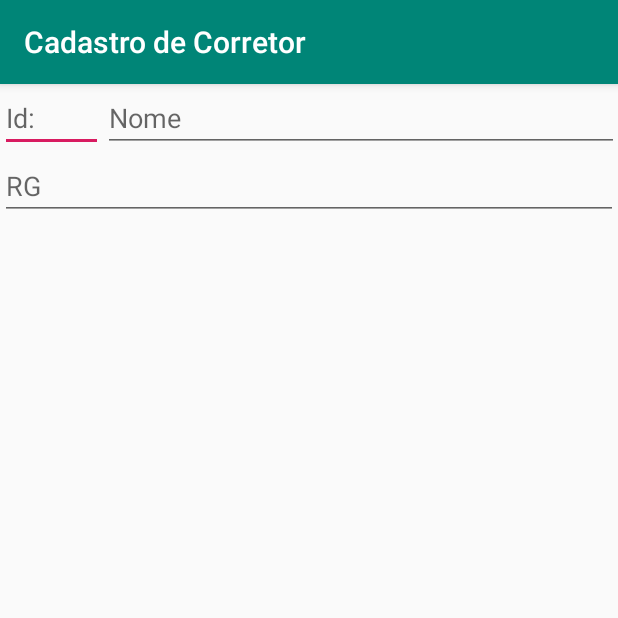
After one commit to nwmartins/imobiliaria, an Android app: the CorretorActivity screen opened directly, with no data from a screen before it, on a phone screen of 412 x 824 dp, the top half of it. The commit adds this screen. Run offline under Robolectric (Android 15) with nearby library versions, the phone set to English and light mode, and no system bars.

Commit message:
Tela Corretor Com Alguns Campos

```diff
--- a/app/src/main/AndroidManifest.xml
+++ b/app/src/main/AndroidManifest.xml
@@ -9,6 +9,11 @@
         android:roundIcon="@mipmap/ic_launcher_round"
         android:supportsRtl="true"
         android:theme="@style/AppTheme">
+        <activity
+            android:name=".CorretorActivity"
+            android:label="@string/title_activity_corretor"
+            android:theme="@style/AppTheme.NoActionBar"></activity>
+
         <meta-data
             android:name="DATABASE"
             android:value="imobiliaria.db" />
@@ -35,7 +40,7 @@
         <activity
             android:name=".ClienteActivity"
             android:label="@string/title_activity_cliente"
-            android:theme="@style/AppTheme.NoActionBar"></activity>
+            android:theme="@style/AppTheme.NoActionBar" />
     </application>
 
 </manifest>
--- /dev/null
+++ b/app/src/main/java/com/example/norto/imobiliaria/CorretorActivity.java
@@ -0,0 +1,22 @@
+package com.example.norto.imobiliaria;
+
+import android.os.Bundle;
+import android.support.design.widget.FloatingActionButton;
+import android.support.design.widget.Snackbar;
+import android.support.v7.app.AppCompatActivity;
+import android.support.v7.widget.Toolbar;
+import android.view.View;
+
+public class CorretorActivity extends AppCompatActivity {
+
+    @Override
+    protected void onCreate(Bundle savedInstanceState) {
+        super.onCreate(savedInstanceState);
+        setContentView(R.layout.activity_corretor);
+        Toolbar toolbar = findViewById(R.id.toolbar);
+        setSupportActionBar(toolbar);
+
+
+    }
+
+}
--- a/app/src/main/java/com/example/norto/imobiliaria/MainActivity.java
+++ b/app/src/main/java/com/example/norto/imobiliaria/MainActivity.java
@@ -87,8 +87,9 @@ public class MainActivity extends AppCompatActivity
         if (id == R.id.nav_cliente) {
             Intent intent = new Intent(MainActivity.this, ClienteActivity.class);
             startActivity(intent);
-        } else if (id == R.id.nav_gallery) {
-
+        } else if (id == R.id.nav_corretor) {
+            Intent intent = new Intent(MainActivity.this, CorretorActivity.class);
+            startActivity(intent);
         } else if (id == R.id.nav_slideshow) {
 
         } else if (id == R.id.nav_manage) {
--- /dev/null
+++ b/app/src/main/res/layout/activity_corretor.xml
@@ -0,0 +1,25 @@
+<?xml version="1.0" encoding="utf-8"?>
+<android.support.design.widget.CoordinatorLayout xmlns:android="http://schemas.android.com/apk/res/android"
+    xmlns:app="http://schemas.android.com/apk/res-auto"
+    xmlns:tools="http://schemas.android.com/tools"
+    android:layout_width="match_parent"
+    android:layout_height="match_parent"
+    tools:context=".CorretorActivity">
+
+    <android.support.design.widget.AppBarLayout
+        android:layout_width="match_parent"
+        android:layout_height="wrap_content"
+        android:theme="@style/AppTheme.AppBarOverlay">
+
+        <android.support.v7.widget.Toolbar
+            android:id="@+id/toolbar"
+            android:layout_width="match_parent"
+            android:layout_height="?attr/actionBarSize"
+            android:background="?attr/colorPrimary"
+            app:popupTheme="@style/AppTheme.PopupOverlay" />
+
+    </android.support.design.widget.AppBarLayout>
+
+    <include layout="@layout/content_corretor" />
+
+</android.support.design.widget.CoordinatorLayout>
--- /dev/null
+++ b/app/src/main/res/layout/content_corretor.xml
@@ -0,0 +1,38 @@
+<?xml version="1.0" encoding="utf-8"?>
+<LinearLayout xmlns:android="http://schemas.android.com/apk/res/android"
+    xmlns:app="http://schemas.android.com/apk/res-auto"
+    xmlns:tools="http://schemas.android.com/tools"
+    android:layout_width="match_parent"
+    android:layout_height="match_parent"
+    android:orientation="vertical"
+    app:layout_behavior="@string/appbar_scrolling_view_behavior"
+    tools:context=".CorretorActivity"
+    tools:showIn="@layout/activity_corretor">
+
+    <LinearLayout
+        android:layout_width="match_parent"
+        android:layout_height="wrap_content">
+
+        <EditText
+            android:layout_width="match_parent"
+            android:layout_height="wrap_content"
+            android:layout_weight="1"
+            android:id="@+id/etCodigo"
+            android:hint="@string/lbId"/>
+
+        <EditText
+            android:layout_width="match_parent"
+            android:layout_height="wrap_content"
+            android:layout_weight="0.2"
+            android:id="@+id/etNome"
+            android:hint="@string/lbNome"/>
+
+    </LinearLayout>
+
+    <EditText
+        android:layout_width="match_parent"
+        android:layout_height="wrap_content"
+        android:id="@+id/etRg"
+        android:hint="@string/lbRg"/>
+
+</LinearLayout>
--- a/app/src/main/res/menu/activity_main_drawer.xml
+++ b/app/src/main/res/menu/activity_main_drawer.xml
@@ -9,7 +9,7 @@
             android:icon="@drawable/ic_menu_camera"
             android:title="@string/lbCliente" />
         <item
-            android:id="@+id/nav_gallery"
+            android:id="@+id/nav_corretor"
             android:icon="@drawable/ic_menu_gallery"
             android:title="Gallery" />
         <item
--- a/app/src/main/res/values/strings.xml
+++ b/app/src/main/res/values/strings.xml
@@ -9,4 +9,8 @@
     <string name="lbCliente">Cliente</string>
     <string name="title_activity_cliente">Cadastro de Cliente</string>
     <string name="lbId">Id:</string>
+    <string name="lbNome">Nome</string>
+    <string name="lbRg">RG</string>
+    <string name="lbCpf">CPF</string>
+    <string name="title_activity_corretor">Cadastro de Corretor</string>
 </resources>
```
Also changed, not shown: 1 other file.
